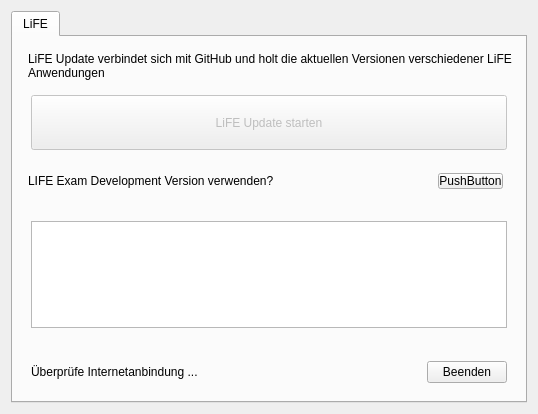
This is main.ui in valueerrorx/life-update as Qt 5 draws it before an edit. The edited form follows.
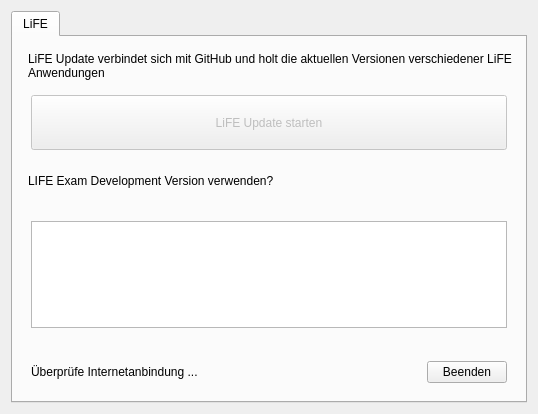
This is the edited form.

```diff
--- a/main.ui
+++ b/main.ui
@@ -143,16 +143,6 @@
            </property>
           </spacer>
          </item>
-         <item>
-          <widget class="QPushButton" name="dummySwitch">
-           <property name="styleSheet">
-            <string notr="true">margin-right: 6px</string>
-           </property>
-           <property name="text">
-            <string>PushButton</string>
-           </property>
-          </widget>
-         </item>
         </layout>
        </item>
        <item>
```
